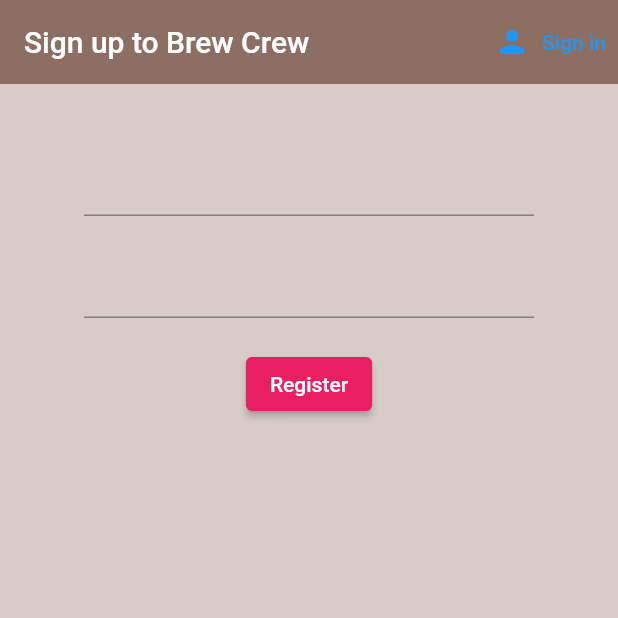
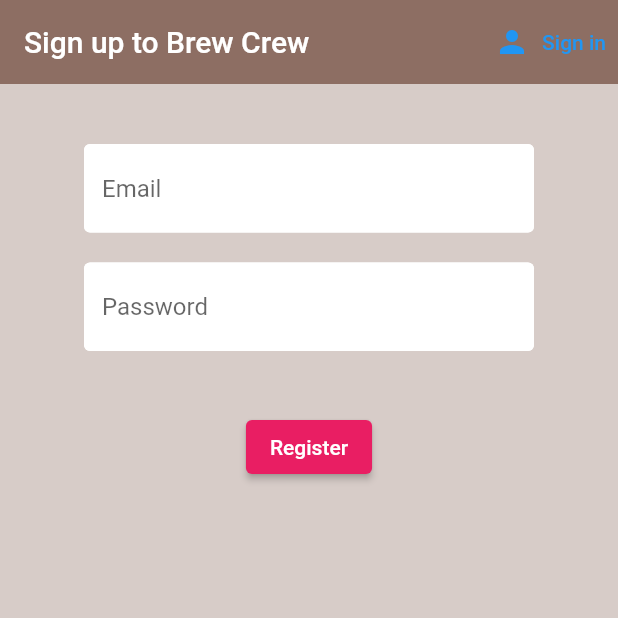
Before and after one commit to sunglimlee/firebase1, a Flutter app: the screen it shows after launch, after a tap on "Sign in", after a tap on "Register", on a phone screen of 412 x 824 dp, the top half of it. Run offline on Flutter 3.47's test engine with Material 2 defaults, Android fonts, the phone set to English and light mode, and no system bars; our stand-ins replace firebase_auth, firebase_core, flutter_spinkit; accounts and stored records are empty.

Commit message:
Loading() Widget 계속 간다. 설명은 ReadMe 에서

```diff
--- a/lib/screens/authenticate/register.dart
+++ b/lib/screens/authenticate/register.dart
@@ -1,4 +1,6 @@
 import 'package:firebase1/services/auth.dart';
+import 'package:firebase1/shared/constants.dart';
+import 'package:firebase1/shared/loading.dart';
 import 'package:flutter/material.dart';
 
 class Register extends StatefulWidget {
@@ -20,12 +22,13 @@
   String email = '';
   String password = '';
   String error = '';
+  bool loading = false;
 
   @override
   Widget build(BuildContext context) {
     var width = MediaQuery.of(context).size.width;
 
-    return Scaffold(
+    return loading ? Loading() : Scaffold(
       backgroundColor: Colors.brown[100],
       // color 의 strength 를 설정할 수 있다. 커피의 농도, 진하기를 설정하는데 유효하다.
       appBar: AppBar(
@@ -57,6 +60,7 @@
                     height: 20.0,
                   ),
                   TextFormField(
+                    decoration: textInputDecoration,
                     // 값을 변경할 때마다 해당 함수가 작동한다.
                     // [question] The property 'isEmpty" can't be unconditionally accessed because the receiver can be 'null'
                     // [answer] https://stackoverflow.com/questions/68141719/the-property-isempty-cant-be-unconditionally-accessed-because-the-receiver-ca
@@ -78,6 +82,7 @@
                     height: 20.0,
                   ),
                   TextFormField(
+                    decoration: textInputDecoration.copyWith(hintText: 'Password'),
                     validator: (val) {
                       if (val != null && val.length < 6) {
                         return 'Enter a password 6+ chars long';
@@ -91,7 +96,7 @@
                     obscureText: true,
                   ),
                   SizedBox(
-                    height: 20.0,
+                    height: 40.0,
                   ),
                   ElevatedButton(
                       style: ElevatedButton.styleFrom(primary: Colors.pink),
@@ -102,12 +107,16 @@
                       if (_formKey.currentState != null) {
                         // null 조건문
                         if (_formKey.currentState!.validate()) {
+                          setState(() => loading = true);
                           // 폼키를 가지고 현재 들어온 값들을 가지고 validation 을 진행한다.
                           dynamic result = await _auth.registerWithEmailAndPassword(email: email, password: password);
                           if (result == null) {
                             // error 이라면
-                            setState(() => error = 'please supply a valid email');
-                            print(error);
+                            setState(() {
+                              error = 'Please supply a valid email address';
+                              loading = false;
+                              print(error);
+                            });
                           }
                         }
                       }
--- a/lib/screens/authenticate/sign_in.dart
+++ b/lib/screens/authenticate/sign_in.dart
@@ -1,4 +1,6 @@
 import 'package:firebase1/services/auth.dart';
+import 'package:firebase1/shared/constants.dart';
+import 'package:firebase1/shared/loading.dart';
 import 'package:flutter/material.dart';
 import 'package:firebase_auth/firebase_auth.dart';
 
@@ -27,13 +29,15 @@
   String password = '';
   String error = '';
 
+  bool loading = false;
+
   @override
   Widget build(BuildContext context) {
     var width = MediaQuery.of(context).size.width;
     // text field state
     // 항상 이런 local variable 을 이용해서 저장하는걸 보도록 하자.
 
-    return Scaffold(
+    return loading ? Loading() : Scaffold(
       backgroundColor: Colors.brown[100],
       // color 의 strength 를 설정할 수 있다. 커피의 농도, 진하기를 설정하는데 유효하다.
       appBar: AppBar(
@@ -65,6 +69,7 @@
                     height: 20.0,
                   ),
                   TextFormField(
+                    decoration: textInputDecoration,
                     validator: (val) {
                       // 비어 있으면
                       if (val != null && val.isEmpty) {
@@ -84,6 +89,7 @@
                     height: 20.0,
                   ),
                   TextFormField(
+                    decoration: textInputDecoration.copyWith(hintText: 'Password'),
                     validator: (val) {
                       if (val != null && val.length < 6) {
                         return 'Enter a password 6+ chars long';
@@ -97,7 +103,7 @@
                     obscureText: true,
                   ),
                   SizedBox(
-                    height: 20.0,
+                    height: 40.0,
                   ),
                   ElevatedButton(
                     style: ElevatedButton.styleFrom(primary: Colors.pink),
@@ -108,12 +114,16 @@
                       if (_formKey.currentState != null) {
                         // null 조건문
                         if (_formKey.currentState!.validate()) {
+                          setState(() => loading = true);
                           // 폼키를 가지고 현재 들어온 값들을 가지고 validation 을 진행한다.
                           dynamic result = await _auth.signInWithEmailAndPassword(email: email, password: password);
                           if (result == null) {
                             // error 이라면
-                            setState(() => error = 'please supply a valid email');
-                            print(error);
+                            setState(() {
+                            error = 'could not sign in with those credentials';
+                            loading = false;
+                              print(error);
+                            });
                           }
                         }
                       }
--- /dev/null
+++ b/lib/shared/constants.dart
@@ -0,0 +1,15 @@
+import 'package:flutter/material.dart';
+
+/// 이게 뭘 의미하는지 봐라. 변수이지만 변하지 않도록 const 로 정했고 그 변수를 InputDecoration 객체를 만드는데 그 객체의 값들을 넣어준거다.
+/// 더 재밌는 사실은 이 값을 다시 with 를 이용해서 값을 바꿀 수 있다는 사실이다. 왜냐하면 const 는 현재 객체의 주소를 가리킬 뿐이거든.
+/// 그래서 이렇게 내가 원하는 사용자 정의 객체를 쉽게 만들고 수정도 할 수 있게 되는 거다.
+const textInputDecoration = InputDecoration(
+    hintText: 'Email',
+    fillColor: Colors.white,
+    filled: true,
+    enabledBorder: OutlineInputBorder(
+      borderSide: BorderSide(color: Colors.white, width: 2.0),
+    ),
+    focusedBorder: OutlineInputBorder(
+      borderSide: BorderSide(color: Colors.white, width: 2.0),
+    ));
--- a/pubspec.yaml
+++ b/pubspec.yaml
@@ -38,6 +38,7 @@
   firebase_auth: ^3.4.2
   cloud_firestore: ^3.3.0
   provider: ^6.0.3
+  flutter_spinkit: ^5.1.0
 
 dev_dependencies:
   flutter_test:
```
Also changed, not shown: lib/shared/loading.dart (added, +21 -0 lines), pubspec.lock, 1 other file.
